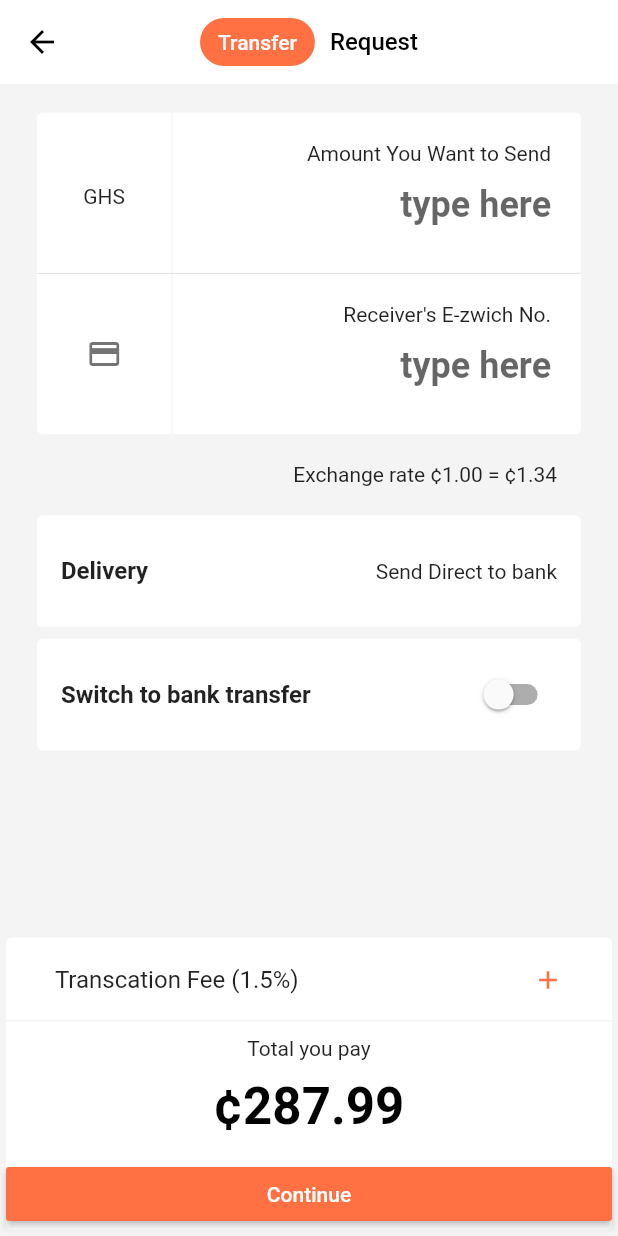
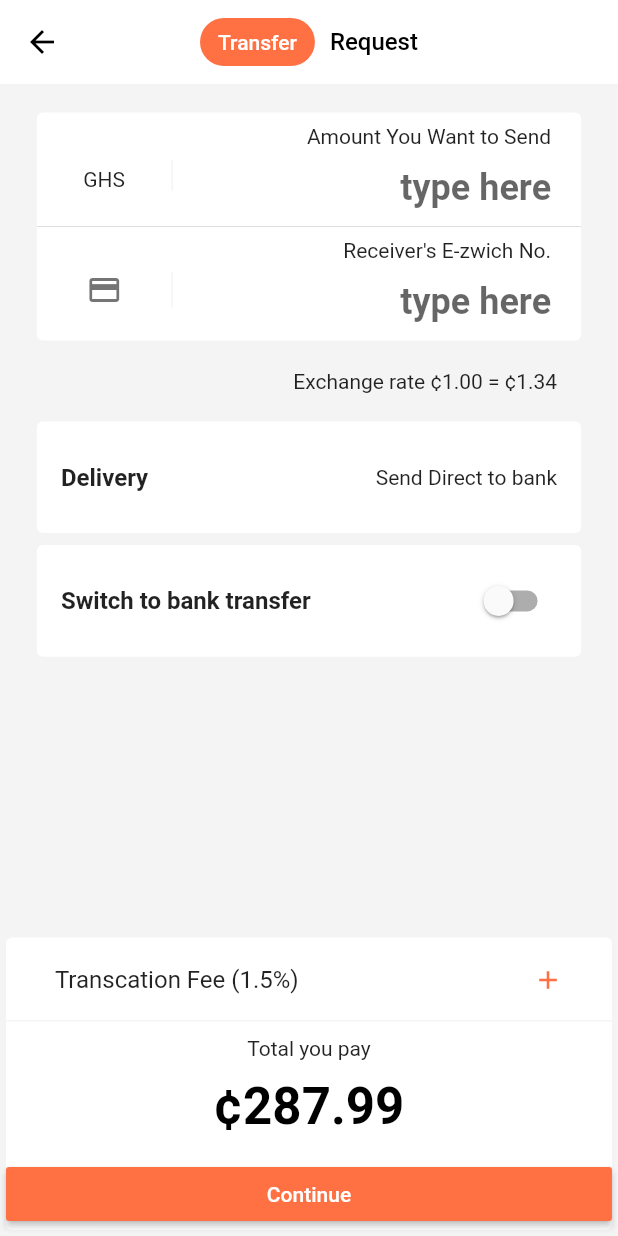
Before and after one commit to toxicOxygen/enough_for_the_semester, a Flutter app: the MoneyTransferPage screen opened by its route, on a phone screen of 412 x 824 dp. Run offline on Flutter 3.47's test engine with Material 2 defaults, Android fonts, the light colour scheme and no system bars; our stand-ins replace local_auth.

Commit message:
fixed some render issues

```diff
--- a/lib/components/transfer_widget.dart
+++ b/lib/components/transfer_widget.dart
@@ -5,12 +5,10 @@ import '../providers/ui_operations_provider.dart';
 class MoneyTransferWidget extends StatelessWidget {
   @override
   Widget build(BuildContext context) {
-    final height = MediaQuery.of(context).size.height;
     final width = MediaQuery.of(context).size.width;
     final uiProvider = Provider.of<UiControllerProvider>(context, listen: true);
 
     return Container(
-      height: !uiProvider.transferOption ? height * 0.27 : (height * 0.27) / 2,
       width: width * 0.9,
       decoration: BoxDecoration(borderRadius: BorderRadius.circular(10)),
       child: Card(
@@ -19,19 +17,28 @@ class MoneyTransferWidget extends StatelessWidget {
         child: !uiProvider.transferOption
             ? Column(
                 children: [
+                  SizedBox(
+                    height: 8,
+                  ),
                   PriceTag(
                     title: "Amount You Want to Send",
                   ),
                   Divider(height: 0),
+                  SizedBox(
+                    height: 8,
+                  ),
                   PriceTag(
                     title: "Receiver's E-zwich No.",
                     accountNumber: true,
-                  )
+                  ),
                 ],
               )
-            : PriceTag(
+            : Padding(
+                padding: const EdgeInsets.all(8.0),
+                child: PriceTag(
                   title: "Enter Bank Account No.",
                   accountNumber: true,
+                ),
               ),
       ),
     );
@@ -46,9 +53,7 @@ class PriceTag extends StatelessWidget {
 
   @override
   Widget build(BuildContext context) {
-    return Flexible(
-      flex: 1,
-      child: Row(
+    return Row(
       children: [
         Flexible(
           flex: 1,
@@ -61,14 +66,7 @@ class PriceTag extends StatelessWidget {
               ),
             ),
             child: Column(
-                mainAxisAlignment: MainAxisAlignment.center,
-                crossAxisAlignment: CrossAxisAlignment.center,
               children: [
-                  // SvgPicture.asset(
-                  //   "assets/images/ghanaian-flag.svg",
-                  //   width: 20,
-                  //   height: 20,
-                  // ),
                 if (!accountNumber)
                   SizedBox(
                     height: 5,
@@ -123,7 +121,6 @@ class PriceTag extends StatelessWidget {
           ),
         )
       ],
-      ),
     );
   }
 }
--- a/lib/pages/money_transfer_page.dart
+++ b/lib/pages/money_transfer_page.dart
@@ -53,7 +53,6 @@ class MoneyTransferPage extends StatelessWidget {
                     height: 15,
                   ),
                   MoneyTransferWidget(),
-
                   SizedBox(
                     height: 15,
                   ),
@@ -85,7 +84,7 @@ class MoneyTransferPage extends StatelessWidget {
                         uiProvider.setTransferOption(v);
                       },
                     ),
-                  )
+                  ),
                 ],
               ),
             ),
```
Lines whose indentation alone changed are shown as unchanged.
